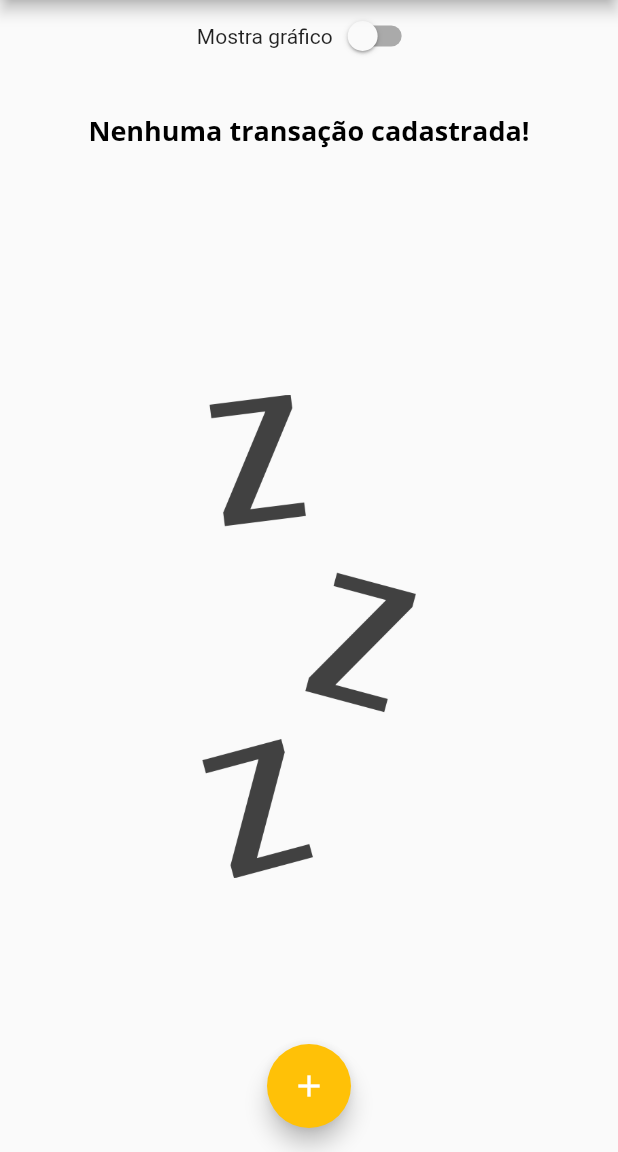
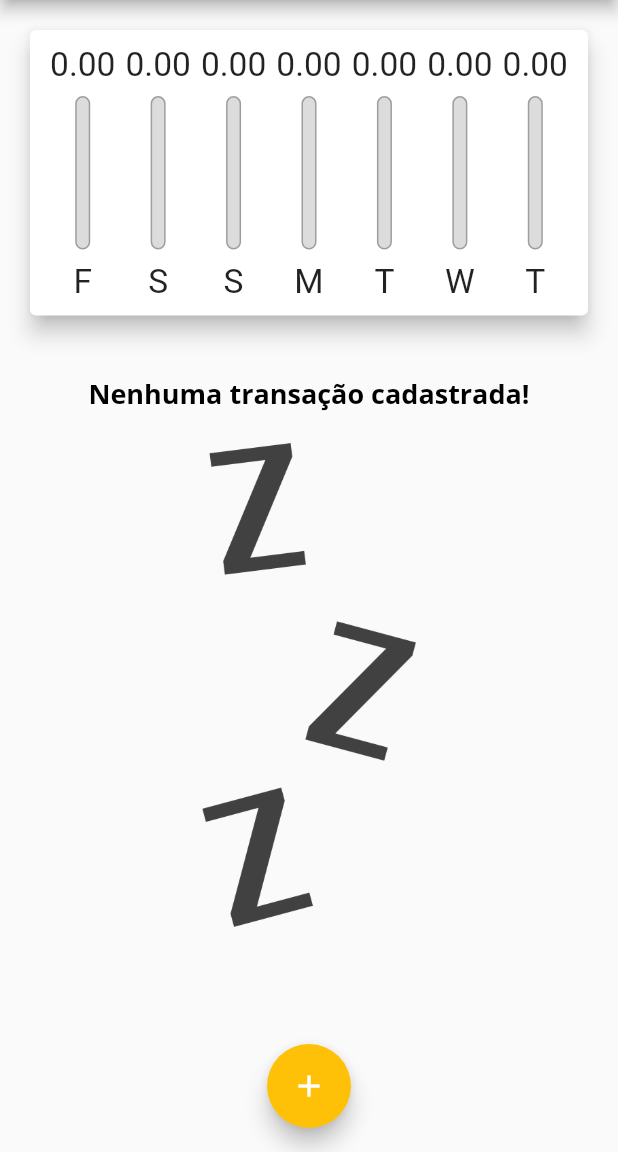
Before and after one commit to IcaroMourao/expenses-flutter, a Flutter app: the screen it shows after launch, on a phone screen of 412 x 824 dp, the part 84-1236 px from its top. Run offline on Flutter 3.47's test engine with Material 2 defaults, Android fonts, the phone set to English and light mode, and no system bars.

Commit message:
Ajusta responsividade do gráfico e da lista de transações landscape-portrait [aula-149]

```diff
--- a/lib/components/transaction_list.dart
+++ b/lib/components/transaction_list.dart
@@ -16,15 +16,12 @@ class TransactionList extends StatelessWidget {
               builder: (context, constraints) {
                 return Column(
                   children: <Widget>[
-                    SizedBox(height: constraints.maxHeight * 0.05),
-                    Container(
-                      height: constraints.maxHeight * 0.3,
-                      child: Text(
-                        'Nenhuma transação cadastrada!',
-                        style: Theme.of(context).textTheme.headline6,
-                      ),
+                    SizedBox(height: 20),
+                    Text(
+                      'Nenhuma transação cadastrada!',
+                      style: Theme.of(context).textTheme.headline6,
                     ),
-                    SizedBox(height: constraints.maxHeight * 0.05),
+                    SizedBox(height: 20),
                     Container(
                       height: constraints.maxHeight * 0.6,
                       child: Image.asset(
--- a/lib/main.dart
+++ b/lib/main.dart
@@ -92,6 +92,9 @@ class _MyHomePageState extends State<MyHomePage> {
 
   @override
   Widget build(BuildContext context) {
+    bool isLandscape =
+        MediaQuery.of(context).orientation == Orientation.landscape;
+
     final appBar = AppBar(
       title: Text('Despesas Pessoais'),
       backgroundColor: Theme.of(context).colorScheme.primary,
@@ -113,6 +116,7 @@ class _MyHomePageState extends State<MyHomePage> {
         child: Column(
           crossAxisAlignment: CrossAxisAlignment.stretch,
           children: <Widget>[
+            if (isLandscape)
               Row(
                 mainAxisAlignment: MainAxisAlignment.center,
                 children: [
@@ -127,12 +131,12 @@ class _MyHomePageState extends State<MyHomePage> {
                   )
                 ],
               ),
-            if (_showChart)
+            if (_showChart || !isLandscape)
               Container(
-                height: availableScreenHeight * 0.3,
+                height: availableScreenHeight * (isLandscape ? 0.7 : 0.3),
                 child: Chart(_recentTransactions),
               ),
-            if (!_showChart)
+            if (!_showChart || !isLandscape)
               Container(
                 height: availableScreenHeight * 0.7,
                 child: TransactionList(_transactions, _removeTransaction),
```
Lines whose indentation alone changed are shown as unchanged.
